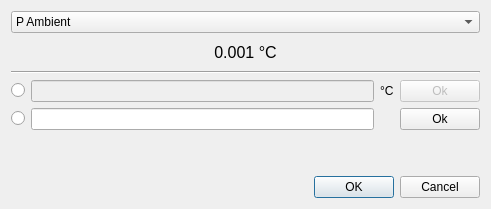
This is MEEGA-Groundstation/UI-Files/MEEGA_calibration.ui in JanNiklasJuedt/MEEGA-Software as Qt 5 draws it before an edit. The edited form follows.
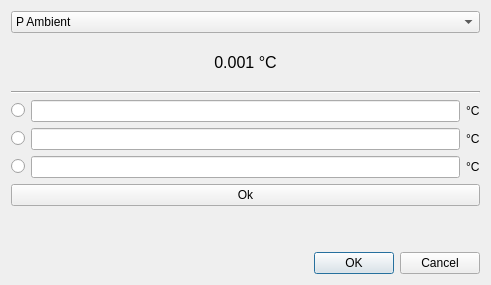
This is the edited form.

The edit to the form file:
```diff
--- a/MEEGA-Groundstation/UI-Files/MEEGA_calibration.ui
+++ b/MEEGA-Groundstation/UI-Files/MEEGA_calibration.ui
@@ -7,7 +7,7 @@
     <x>0</x>
     <y>0</y>
     <width>491</width>
-    <height>209</height>
+    <height>285</height>
    </rect>
   </property>
   <property name="windowTitle">
@@ -47,32 +47,19 @@
    </item>
    <item>
     <layout class="QGridLayout" name="gridLayout">
-     <item row="0" column="3">
-      <widget class="QPushButton" name="pushButton">
-       <property name="enabled">
-        <bool>false</bool>
-       </property>
-       <property name="text">
-        <string>Ok</string>
-       </property>
-      </widget>
-     </item>
-     <item row="1" column="3">
-      <widget class="QPushButton" name="pushButton_2">
-       <property name="text">
-        <string>Ok</string>
-       </property>
-      </widget>
-     </item>
      <item row="0" column="2">
-      <widget class="QLabel" name="label_2">
-       <property name="text">
-        <string>°C</string>
+      <widget class="QLineEdit" name="lineEdit">
+       <property name="enabled">
+        <bool>true</bool>
        </property>
       </widget>
      </item>
-     <item row="1" column="1">
-      <widget class="QLineEdit" name="lineEdit_2"/>
+     <item row="2" column="0">
+      <widget class="QRadioButton" name="radioButton_3">
+       <property name="text">
+        <string/>
+       </property>
+      </widget>
      </item>
      <item row="1" column="0">
       <widget class="QRadioButton" name="radioButton_2">
@@ -81,6 +68,33 @@
        </property>
       </widget>
      </item>
+     <item row="1" column="3">
+      <widget class="QLabel" name="label_3">
+       <property name="text">
+        <string>°C</string>
+       </property>
+      </widget>
+     </item>
+     <item row="2" column="3">
+      <widget class="QLabel" name="label_4">
+       <property name="text">
+        <string>°C</string>
+       </property>
+      </widget>
+     </item>
+     <item row="1" column="2">
+      <widget class="QLineEdit" name="lineEdit_2"/>
+     </item>
+     <item row="0" column="3">
+      <widget class="QLabel" name="label_2">
+       <property name="text">
+        <string>°C</string>
+       </property>
+      </widget>
+     </item>
+     <item row="2" column="2">
+      <widget class="QLineEdit" name="lineEdit_3"/>
+     </item>
      <item row="0" column="0">
       <widget class="QRadioButton" name="radioButton">
        <property name="text">
@@ -88,15 +102,18 @@
        </property>
       </widget>
      </item>
-     <item row="0" column="1">
-      <widget class="QLineEdit" name="lineEdit">
-       <property name="enabled">
-        <bool>false</bool>
-       </property>
-      </widget>
-     </item>
     </layout>
    </item>
+   <item>
+    <widget class="QPushButton" name="pushButton">
+     <property name="enabled">
+      <bool>true</bool>
+     </property>
+     <property name="text">
+      <string>Ok</string>
+     </property>
+    </widget>
+   </item>
    <item>
     <spacer name="verticalSpacer">
      <property name="orientation">
```
Left out of the diff: 55 changed lines with no effect on the pictures.
